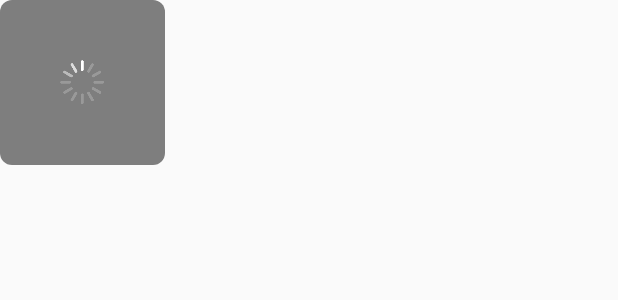
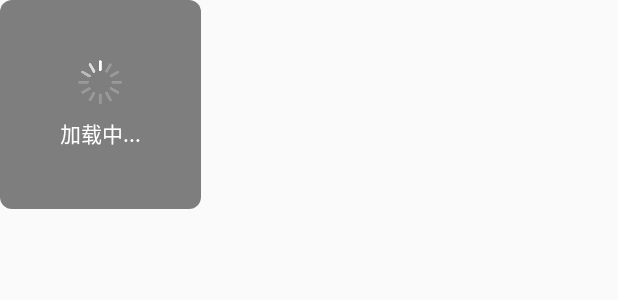
Before and after one commit to lixinxinlove/MiShopByKotlin, an Android app: the layout progress_dialog.xml on its own in the app's theme, with its tools: preview values and no code run, on a phone screen of 412 x 824 dp. Shown: the top 300 px of the screen. Run offline under Robolectric (Android 15) with nearby library versions, the phone set to English and light mode, and no system bars; network calls fail.

Commit message:
修改view

```diff
--- a/BaseLibrary/src/main/res/layout/progress_dialog.xml
+++ b/BaseLibrary/src/main/res/layout/progress_dialog.xml
@@ -10,4 +10,11 @@
             android:layout_gravity="center"
             android:background="@drawable/progress_dialog_anim"/>
 
+    <TextView
+            android:textColor="@color/common_white"
+            android:layout_marginTop="8dp"
+            android:text="加载中..."
+            android:layout_width="wrap_content"
+            android:layout_height="wrap_content"/>
+
 </LinearLayout>
```
